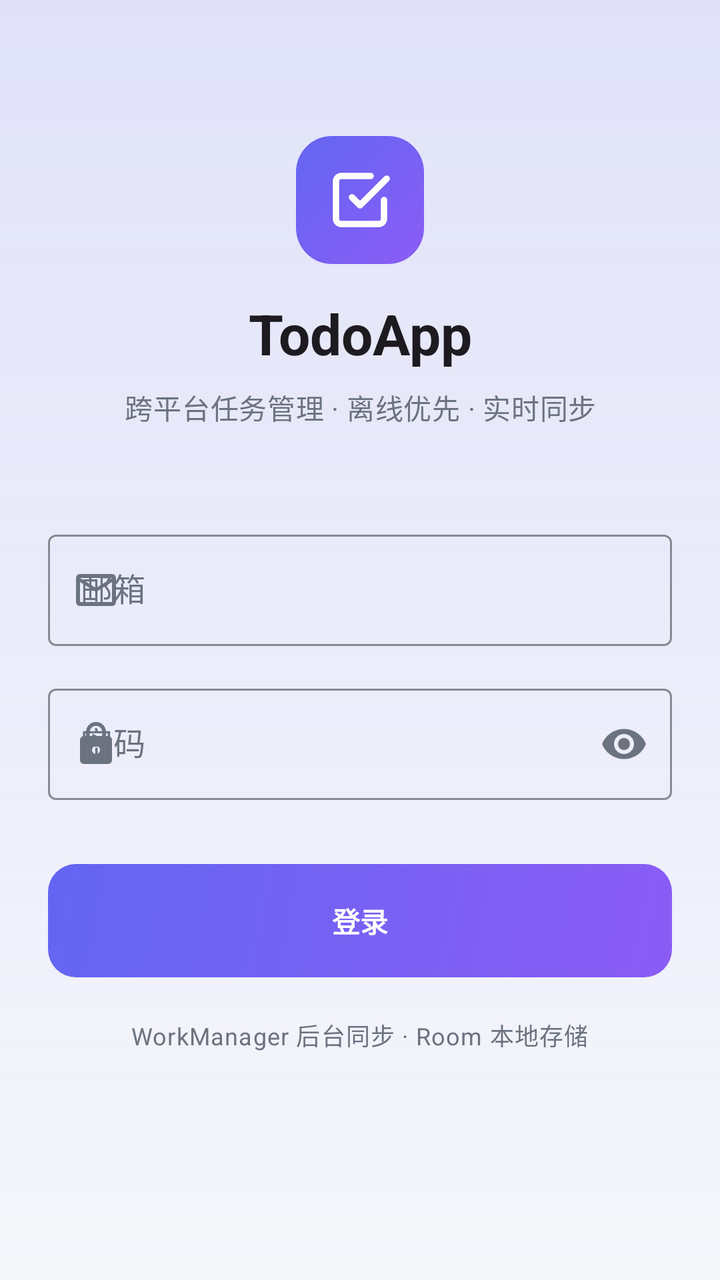
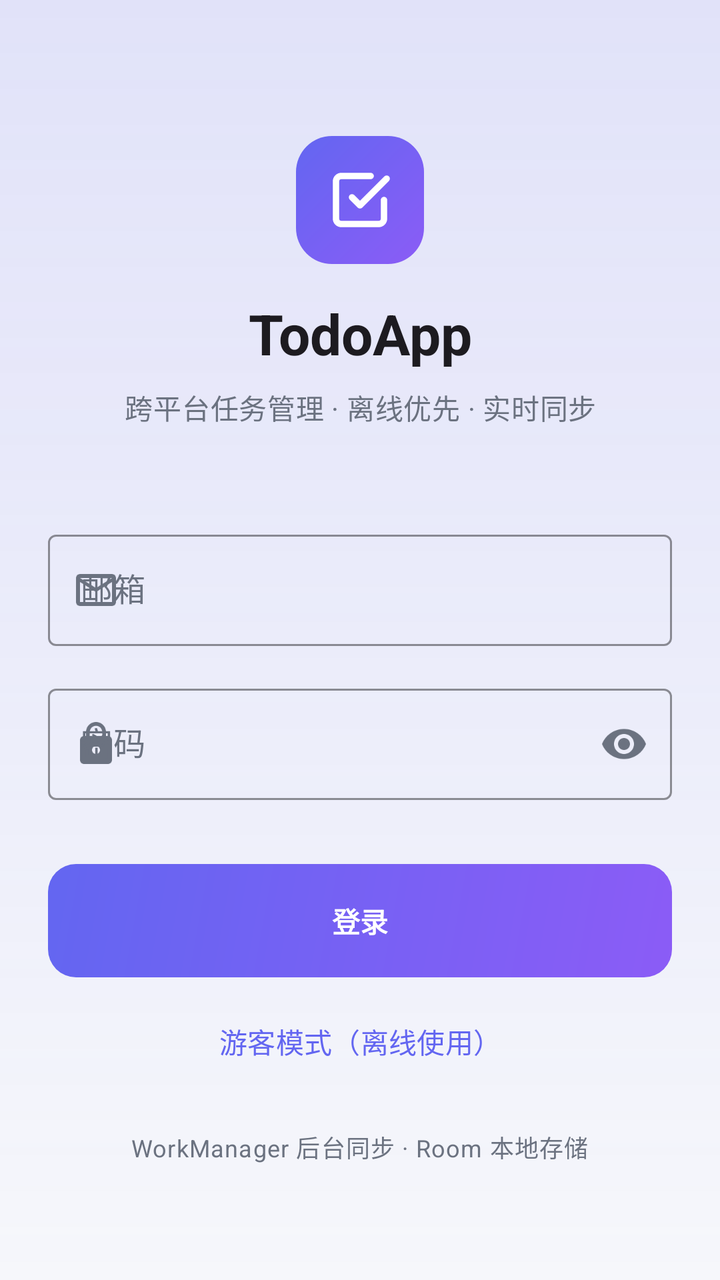

Compare the two renders of this Android layout. The source of the first and the diff that turns it into the second are given below.
<!-- AndroidManifest.xml: application theme Theme.TodoApp -->
<!-- res/layout/fragment_login.xml -->
<?xml version="1.0" encoding="utf-8"?>
<androidx.constraintlayout.widget.ConstraintLayout 
    xmlns:android="http://schemas.android.com/apk/res/android"
    xmlns:app="http://schemas.android.com/apk/res-auto"
    xmlns:tools="http://schemas.android.com/tools"
    android:layout_width="match_parent"
    android:layout_height="match_parent"
    android:background="@drawable/bg_login_top"
    android:padding="24dp"
    tools:context=".ui.auth.LoginFragment">

    
    <ImageView
        android:id="@+id/ivLogo"
        android:layout_width="64dp"
        android:layout_height="64dp"
        android:layout_marginTop="44dp"
        android:background="@drawable/bg_gradient_logo"
        android:padding="16dp"
        android:src="@drawable/ic_logo_check"
        android:contentDescription="@string/app_name"
        app:layout_constraintEnd_toEndOf="parent"
        app:layout_constraintStart_toStartOf="parent"
        app:layout_constraintTop_toTopOf="parent" />

    
    <com.google.android.material.textview.MaterialTextView
        android:id="@+id/tvTitle"
        android:layout_width="wrap_content"
        android:layout_height="wrap_content"
        android:layout_marginTop="16dp"
        android:text="@string/app_name"
        android:textAppearance="?attr/textAppearanceHeadlineMedium"
        android:textStyle="bold"
        app:layout_constraintEnd_toEndOf="parent"
        app:layout_constraintStart_toStartOf="parent"
        app:layout_constraintTop_toBottomOf="@id/ivLogo" />

    
    <com.google.android.material.textview.MaterialTextView
        android:id="@+id/tvSubtitle"
        android:layout_width="0dp"
        android:layout_height="wrap_content"
        android:layout_marginTop="8dp"
        android:gravity="center"
        android:text="@string/login_subtitle"
        android:textAppearance="?attr/textAppearanceBodyMedium"
        android:textColor="?attr/colorOnSurfaceVariant"
        app:layout_constraintEnd_toEndOf="parent"
        app:layout_constraintStart_toStartOf="parent"
        app:layout_constraintTop_toBottomOf="@id/tvTitle" />

    
    <com.google.android.material.textfield.TextInputLayout
        android:id="@+id/tilEmail"
        android:layout_width="0dp"
        android:layout_height="wrap_content"
        android:layout_marginTop="48dp"
        android:hint="@string/login_email"
        app:boxStrokeColor="?attr/colorPrimary"
        app:hintTextColor="?attr/colorPrimary"
        app:startIconDrawable="@drawable/ic_email"
        app:layout_constraintEnd_toEndOf="parent"
        app:layout_constraintStart_toStartOf="parent"
        app:layout_constraintTop_toBottomOf="@id/tvSubtitle">

        <com.google.android.material.textfield.TextInputEditText
            android:id="@+id/etEmail"
            android:layout_width="match_parent"
            android:layout_height="wrap_content"
            android:inputType="textEmailAddress"
            android:maxLines="1" />

    </com.google.android.material.textfield.TextInputLayout>

    
    <com.google.android.material.textfield.TextInputLayout
        android:id="@+id/tilPassword"
        android:layout_width="0dp"
        android:layout_height="wrap_content"
        android:layout_marginTop="16dp"
        android:hint="@string/login_password"
        app:boxStrokeColor="?attr/colorPrimary"
        app:hintTextColor="?attr/colorPrimary"
        app:endIconMode="password_toggle"
        app:startIconDrawable="@drawable/ic_lock"
        app:layout_constraintEnd_toEndOf="parent"
        app:layout_constraintStart_toStartOf="parent"
        app:layout_constraintTop_toBottomOf="@id/tilEmail">

        <com.google.android.material.textfield.TextInputEditText
            android:id="@+id/etPassword"
            android:layout_width="match_parent"
            android:layout_height="wrap_content"
            android:inputType="textPassword"
            android:maxLines="1" />

    </com.google.android.material.textfield.TextInputLayout>

    
    <com.google.android.material.button.MaterialButton
        android:id="@+id/btnLogin"
        android:layout_width="0dp"
        android:layout_height="wrap_content"
        android:layout_marginTop="32dp"
        android:background="@drawable/bg_gradient_button"
        android:padding="14dp"
        android:text="@string/login_button"
        android:textColor="@color/md_theme_light_onPrimary"
        android:textStyle="bold"
        app:backgroundTint="@null"
        app:layout_constraintEnd_toEndOf="parent"
        app:layout_constraintStart_toStartOf="parent"
        app:layout_constraintTop_toBottomOf="@id/tilPassword" />

    
    <com.google.android.material.textview.MaterialTextView
        android:id="@+id/tvHint"
        android:layout_width="wrap_content"
        android:layout_height="wrap_content"
        android:layout_marginTop="20dp"
        android:text="@string/login_hint"
        android:textAppearance="?attr/textAppearanceBodySmall"
        android:textColor="?attr/colorOnSurfaceVariant"
        app:layout_constraintEnd_toEndOf="parent"
        app:layout_constraintStart_toStartOf="parent"
        app:layout_constraintTop_toBottomOf="@id/btnLogin" />

    
    <com.google.android.material.progressindicator.CircularProgressIndicator
        android:id="@+id/progressBar"
        android:layout_width="wrap_content"
        android:layout_height="wrap_content"
        android:layout_marginTop="12dp"
        android:indeterminate="true"
        android:visibility="gone"
        app:layout_constraintEnd_toEndOf="parent"
        app:layout_constraintStart_toStartOf="parent"
        app:layout_constraintTop_toBottomOf="@id/tvHint" />

</androidx.constraintlayout.widget.ConstraintLayout>
<!-- resources referenced by this layout -->
<resources>
  <color name="md_theme_light_onPrimary">#ffffff</color>
  <!-- drawable bg_gradient_button (drawable) -->
  <?xml version="1.0" encoding="utf-8"?>
  <shape xmlns:android="http://schemas.android.com/apk/res/android">
      <corners android:radius="14dp" />
      <gradient
          android:angle="315"
          android:startColor="@color/gradient_start"
          android:endColor="@color/gradient_end"
          android:type="linear" />
  </shape>
  <!-- drawable bg_gradient_logo (drawable) -->
  <?xml version="1.0" encoding="utf-8"?>
  <shape xmlns:android="http://schemas.android.com/apk/res/android">
      <corners android:radius="18dp" />
      <gradient
          android:angle="315"
          android:startColor="@color/gradient_start"
          android:endColor="@color/gradient_end"
          android:type="linear" />
  </shape>
  <!-- drawable bg_login_top (drawable) -->
  <?xml version="1.0" encoding="utf-8"?>
  <shape xmlns:android="http://schemas.android.com/apk/res/android"
      android:shape="rectangle">
      <gradient
          android:angle="270"
          android:startColor="#246366F1"
          android:endColor="#006366F1"
          android:type="linear" />
  </shape>
  <!-- drawable ic_email (drawable) -->
  <vector xmlns:android="http://schemas.android.com/apk/res/android"
      android:width="24dp"
      android:height="24dp"
      android:viewportWidth="24"
      android:viewportHeight="24"
      android:tint="?attr/colorOnSurface">
    <path
        android:fillColor="@android:color/white"
        android:pathData="M20,4L4,4c-1.1,0 -1.99,0.9 -1.99,2L2,18c0,1.1 0.9,2 2,2h16c1.1,0 2,-0.9 2,-2L22,6c0,-1.1 -0.9,-2 -2,-2zM20,18L4,18L4,8l8,5 8,-5v10zM12,11L4,6h16z"/>
  </vector>
  <string name="app_name">TodoApp</string>
  <string name="login_button">登录</string>
  <string name="login_email">邮箱</string>
  <string name="login_hint">WorkManager 后台同步 · Room 本地存储</string>
  <string name="login_password">密码</string>
  <string name="login_subtitle">跨平台任务管理 · 离线优先 · 实时同步</string>
  <color name="gradient_start">#6366f1</color>
  <color name="gradient_end">#8b5cf6</color>
  <color name="md_theme_light_primary">#6366f1</color>
  <color name="md_theme_light_primaryContainer">#e0e7ff</color>
  <color name="md_theme_light_onPrimaryContainer">#1e1b4b</color>
  <color name="md_theme_light_secondary">#6b7280</color>
  <color name="md_theme_light_onSecondary">#ffffff</color>
  <color name="md_theme_light_secondaryContainer">#eef0f6</color>
  <color name="md_theme_light_onSecondaryContainer">#191c26</color>
  <color name="md_theme_light_tertiary">#8b5cf6</color>
  <color name="md_theme_light_onTertiary">#ffffff</color>
  <color name="md_theme_light_tertiaryContainer">#ede9fe</color>
  <color name="md_theme_light_onTertiaryContainer">#2e1065</color>
  <color name="md_theme_light_error">#ef4444</color>
  <color name="md_theme_light_errorContainer">#fee2e2</color>
  <color name="md_theme_light_onError">#ffffff</color>
  <color name="md_theme_light_onErrorContainer">#7f1d1d</color>
  <color name="md_theme_light_background">#f6f7fb</color>
  <color name="md_theme_light_onBackground">#191c26</color>
  <color name="md_theme_light_surface">#ffffff</color>
  <color name="md_theme_light_onSurface">#191c26</color>
  <color name="md_theme_light_surfaceVariant">#eef0f6</color>
  <color name="md_theme_light_onSurfaceVariant">#6b7280</color>
  <color name="md_theme_light_outline">#d8ddeb</color>
  <color name="md_theme_light_outlineVariant">#e7eaf3</color>
  <!-- unchanged entries left out for length: 3 -->
</resources>

<!-- the commit's change to res/layout/fragment_login.xml (unified diff, before → after) -->
@@ -114,6 +114,18 @@
         app:layout_constraintTop_toBottomOf="@id/tilPassword" />
 
     
+    <com.google.android.material.button.MaterialButton
+        android:id="@+id/btnGuestMode"
+        style="@style/Widget.Material3.Button.TextButton"
+        android:layout_width="wrap_content"
+        android:layout_height="wrap_content"
+        android:layout_marginTop="8dp"
+        android:text="@string/guest_mode_button"
+        app:layout_constraintEnd_toEndOf="parent"
+        app:layout_constraintStart_toStartOf="parent"
+        app:layout_constraintTop_toBottomOf="@id/btnLogin" />
+
+    
     <com.google.android.material.textview.MaterialTextView
         android:id="@+id/tvHint"
         android:layout_width="wrap_content"
@@ -124,7 +136,7 @@
         android:textColor="?attr/colorOnSurfaceVariant"
         app:layout_constraintEnd_toEndOf="parent"
         app:layout_constraintStart_toStartOf="parent"
-        app:layout_constraintTop_toBottomOf="@id/btnLogin" />
+        app:layout_constraintTop_toBottomOf="@id/btnGuestMode" />
 
     
     <com.google.android.material.progressindicator.CircularProgressIndicator
<!-- resource entries referenced after the edit -->
@@ -43,6 +43,7 @@
         android:pathData="M20,4L4,4c-1.1,0 -1.99,0.9 -1.99,2L2,18c0,1.1 0.9,2 2,2h16c1.1,0 2,-0.9 2,-2L22,6c0,-1.1 -0.9,-2 -2,-2zM20,18L4,18L4,8l8,5 8,-5v10zM12,11L4,6h16z"/>
   </vector>
   <string name="app_name">TodoApp</string>
+  <string name="guest_mode_button">游客模式（离线使用）</string>
   <string name="login_button">登录</string>
   <string name="login_email">邮箱</string>
   <string name="login_hint">WorkManager 后台同步 · Room 本地存储</string>
